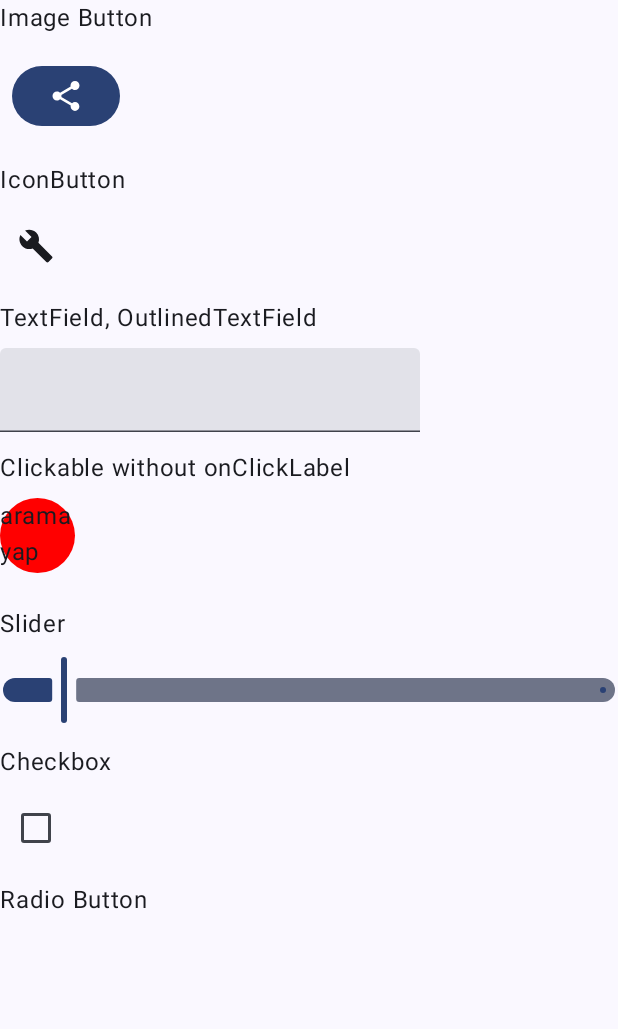
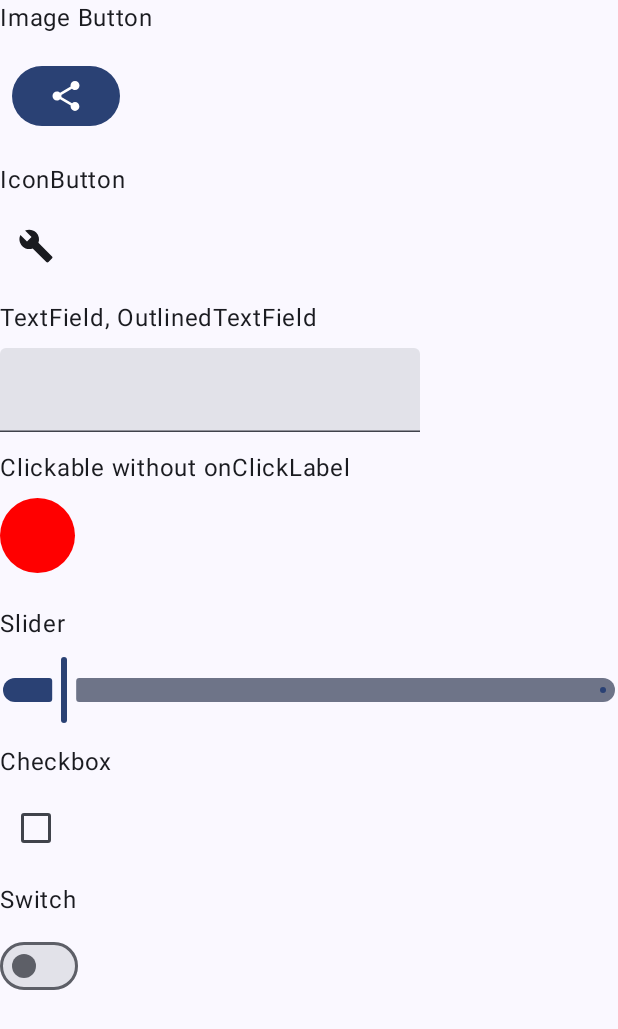
Before and after one commit to omerdurmaz2/custom-detekt-rule, an Android app built with Jetpack Compose: the screen it shows after launch (MainActivity), on a phone screen of 412 x 824 dp. Shown: the top 1029 px of the screen. Run offline under Robolectric (Android 15) with nearby library versions, the phone set to English and light mode, and no system bars.

```diff
--- a/app/src/main/java/com/devomer/customdetektrule/MainActivity.kt
+++ b/app/src/main/java/com/devomer/customdetektrule/MainActivity.kt
@@ -31,6 +31,7 @@ import androidx.compose.material3.RadioButton
 import androidx.compose.material3.Scaffold
 import androidx.compose.material3.Slider
 import androidx.compose.material3.SliderState
+import androidx.compose.material3.Switch
 import androidx.compose.material3.Text
 import androidx.compose.material3.TextField
 import androidx.compose.runtime.Composable
@@ -111,9 +112,10 @@ fun AccessibilityTestComponents(modifier: Modifier) {
                 Box(
                     modifier = Modifier
                         .size(50.dp)
-                        .background(Color.Red, CircleShape))
+                        .background(Color.Red, CircleShape)
+                )
 
-                Text("arama yap")
+                //Text("arama yap")
             }
         }
 
@@ -127,15 +129,20 @@ fun AccessibilityTestComponents(modifier: Modifier) {
         }
 
 
-        var isChecked by remember { mutableStateOf(false) }
         AccessibilityComponent("Checkbox") {
-            Checkbox(checked = isChecked, onCheckedChange = {
-                isChecked = it
-            })
+            var isChecked by remember { mutableStateOf(false) }
+            Checkbox(
+                checked = isChecked, onCheckedChange = {
+                    isChecked = it
+                },
+                modifier = Modifier.semantics { contentDescription = "sözleşmeyi kabul ediyorum" })
         }
 
-        AccessibilityComponent("Radio Button") {
-
+        AccessibilityComponent("Switch") {
+            var isChecked by remember { mutableStateOf(false) }
+            Switch(checked = isChecked, onCheckedChange = {
+                isChecked = it
+            }, modifier = Modifier.semantics { contentDescription = "uygulama bildirimleri" })
         }
     }
 }
```
Also changed, not shown: detekt-rules/src/main/java/com/devomer/detektrules/rules/ClickableElementMissingAccessibilityLabel.kt (+17 -12 lines), detekt-rules/src/main/java/com/devomer/detektrules/rules/ImageButtonMissingAccessibilityLabel.kt (+10 -6 lines), detekt-rules/src/main/java/com/devomer/detektrules/rules/TextFieldMissingAccessibilityLabel.kt (+5 -4 lines).
